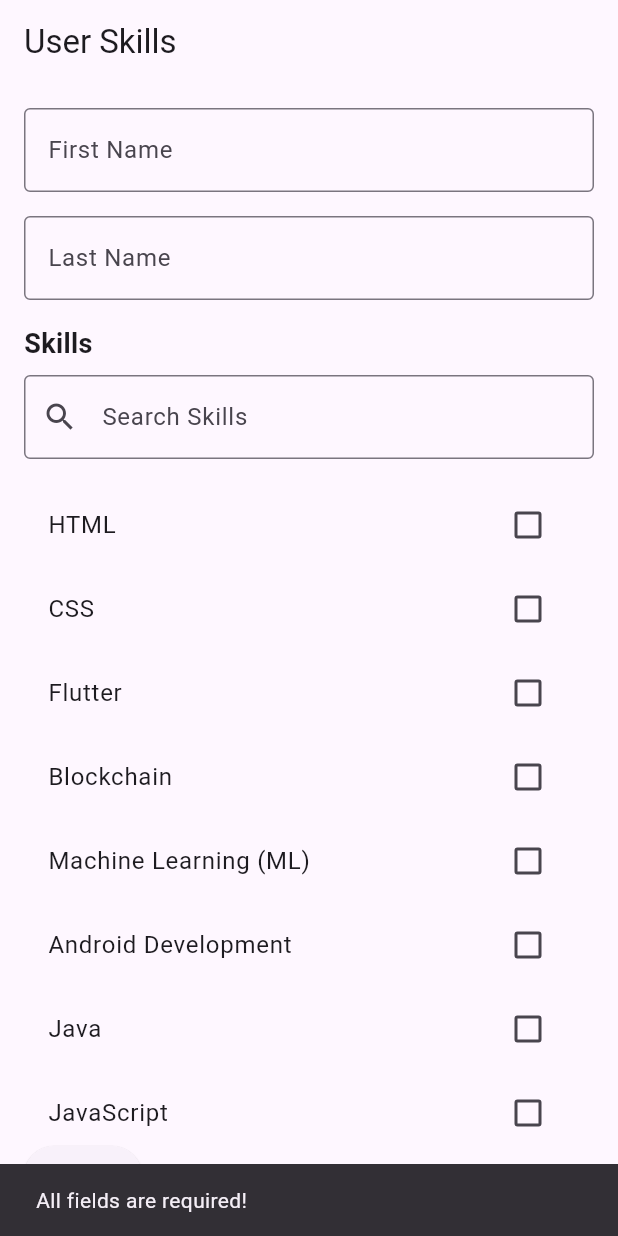
After one commit to 0211Abhay/CPMAD-SkillConnect, a Flutter app: the UserSkillsPage screen opened directly, after a tap on "Save", on a phone screen of 412 x 824 dp. The commit adds this screen. Run offline on Flutter 3.47's test engine with Material 3 defaults, Android fonts, the phone set to English and light mode, and no system bars; our stand-ins replace cloud_firestore, firebase_auth, firebase_core; accounts and stored records are empty.

Commit message:
user skill page and some little changes  in login register

```diff
--- a/lib/screens/login_page.dart
+++ b/lib/screens/login_page.dart
@@ -1,7 +1,9 @@
 import 'package:flutter/material.dart';
 import 'package:firebase_auth/firebase_auth.dart';
 import 'package:skillconnect_app/screens/register_page.dart';
-import 'package:skillconnect_app/screens/home_page.dart'; // Import your home screen
+import 'package:skillconnect_app/screens/home_page.dart';
+
+import 'user_skill_page.dart'; // Import your home screen
 
 class LoginPage extends StatefulWidget {
   const LoginPage({Key? key}) : super(key: key);
@@ -69,16 +71,15 @@ class _LoginPageState extends State<LoginPage> {
       password: _passwordController.text.trim(),
     );
 
-      // Check if login is successful
+    // Navigate to HomePage if login is successful
     if (userCredential.user != null) {
-        // Redirect to the home screen or any other screen after successful login
       Navigator.pushReplacement(
         context,
-          MaterialPageRoute(builder: (context) => const HomePage()),
+        MaterialPageRoute(builder: (context) => const UserSkillsPage()),
       );
     }
   } on FirebaseAuthException catch (e) {
-      // Show error message in case of failure
+    // Show error message if login fails
     String errorMessage = e.message ?? 'Login failed';
     ScaffoldMessenger.of(context).showSnackBar(
       SnackBar(content: Text(errorMessage)),
--- /dev/null
+++ b/lib/screens/user_skill_page.dart
@@ -0,0 +1,186 @@
+import 'package:flutter/material.dart';
+import 'package:cloud_firestore/cloud_firestore.dart';
+
+class UserSkillsPage extends StatefulWidget {
+  const UserSkillsPage({Key? key}) : super(key: key);
+
+  @override
+  State<UserSkillsPage> createState() => _UserSkillsPageState();
+}
+
+class _UserSkillsPageState extends State<UserSkillsPage> {
+  final _firstNameController = TextEditingController();
+  final _lastNameController = TextEditingController();
+  final List<String> skills = [
+  'HTML',
+  'CSS',
+  'Flutter',
+  'Blockchain',
+  'Machine Learning (ML)',
+  'Android Development',
+  'Java',
+  'JavaScript',
+  'Python',
+  'C#',
+  'Go',
+  'Ruby',
+  'Cloud Computing',
+  'Docker',
+  'Kubernetes',
+  'DevOps',
+  'AI/Deep Learning',
+  'ReactJS',
+  'NodeJS',
+  'SQL/Database Management',
+  'Cybersecurity',
+  'Big Data',
+  'Swift (iOS Development)',
+  'TypeScript',
+  'Firebase',
+  '3D Modeling',
+  '3D Designing',
+  'Game Development (Unity/Unreal Engine)',
+  'AR/VR Development',
+  'UI/UX Design',
+  'Data Science',
+  'Robotics',
+  'Embedded Systems',
+  'Digital Marketing & SEO',
+  'Computer Vision',
+];
+
+  final List<String> _selectedSkills = [];
+  String _searchQuery = '';
+
+  @override
+  void dispose() {
+    _firstNameController.dispose();
+    _lastNameController.dispose();
+    super.dispose();
+  }
+
+  Future<void> _saveToFirestore() async {
+    final String firstName = _firstNameController.text.trim();
+    final String lastName = _lastNameController.text.trim();
+
+    if (firstName.isEmpty || lastName.isEmpty || _selectedSkills.isEmpty) {
+      ScaffoldMessenger.of(context).showSnackBar(
+        const SnackBar(content: Text('All fields are required!')),
+      );
+      return;
+    }
+
+    try {
+      await FirebaseFirestore.instance.collection('User_skill').add({
+        'firstName': firstName,
+        'lastName': lastName,
+        'skills': _selectedSkills,
+      });
+      ScaffoldMessenger.of(context).showSnackBar(
+        const SnackBar(content: Text('Data saved successfully!')));
+
+      // Clear the form
+      _firstNameController.clear();
+      _lastNameController.clear();
+      setState(() {
+        _selectedSkills.clear();
+        _searchQuery = '';
+      });
+    } catch (e) {
+      ScaffoldMessenger.of(context).showSnackBar(
+        SnackBar(content: Text('Error saving data: $e')),
+      );
+    }
+  }
+
+  @override
+  Widget build(BuildContext context) {
+    final filteredSkills = skills
+        .where((skill) => skill.toLowerCase().contains(_searchQuery.toLowerCase()))
+        .toList();
+
+    return Scaffold(
+      appBar: AppBar(
+        title: const Text('User Skills'),
+      ),
+      body: Padding(
+        padding: const EdgeInsets.all(16.0),
+        child: Column(
+          crossAxisAlignment: CrossAxisAlignment.start,
+          children: [
+            // First Name Field
+            TextField(
+              controller: _firstNameController,
+              decoration: const InputDecoration(
+                labelText: 'First Name',
+                border: OutlineInputBorder(),
+              ),
+            ),
+            const SizedBox(height: 16),
+
+            // Last Name Field
+            TextField(
+              controller: _lastNameController,
+              decoration: const InputDecoration(
+                labelText: 'Last Name',
+                border: OutlineInputBorder(),
+              ),
+            ),
+            const SizedBox(height: 16),
+
+            // Skills Section
+            const Text(
+              'Skills',
+              style: TextStyle(fontSize: 18, fontWeight: FontWeight.bold),
+            ),
+            const SizedBox(height: 8),
+
+            // Search Bar for Skills
+            TextField(
+              onChanged: (value) {
+                setState(() {
+                  _searchQuery = value;
+                });
+              },
+              decoration: const InputDecoration(
+                labelText: 'Search Skills',
+                prefixIcon: Icon(Icons.search),
+                border: OutlineInputBorder(),
+              ),
+            ),
+            const SizedBox(height: 16),
+
+            // Skills List
+            Expanded(
+              child: ListView.builder(
+                itemCount: filteredSkills.length,
+                itemBuilder: (context, index) {
+                  final skill = filteredSkills[index];
+                  return CheckboxListTile(
+                    title: Text(skill),
+                    value: _selectedSkills.contains(skill),
+                    onChanged: (bool? value) {
+                      setState(() {
+                        if (value == true) {
+                          _selectedSkills.add(skill);
+                        } else {
+                          _selectedSkills.remove(skill);
+                        }
+                      });
+                    },
+                  );
+                },
+              ),
+            ),
+
+            // Save Button
+            ElevatedButton(
+              onPressed: _saveToFirestore,
+              child: const Text('Save'),
+            ),
+          ],
+        ),
+      ),
+    );
+  }
+}
```
Also changed, not shown: lib/screens/home_page.dart (line endings or trailing spaces). Lines whose indentation alone changed are shown as unchanged.
